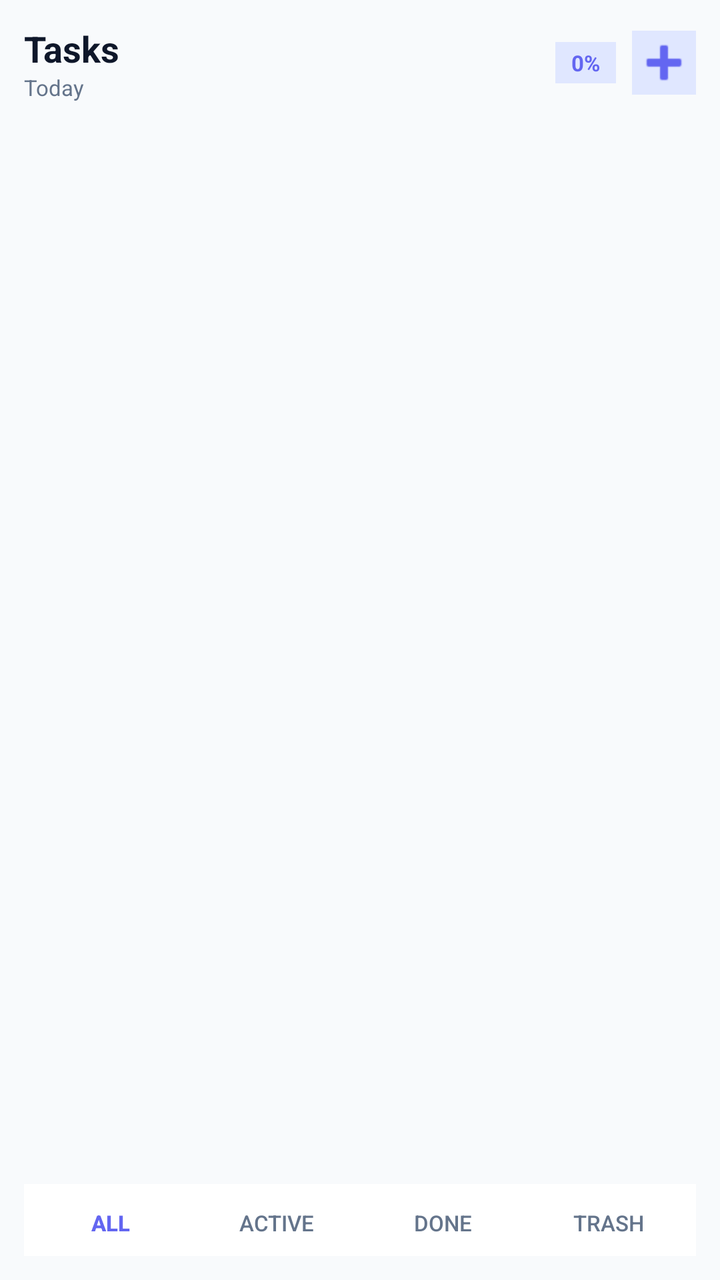
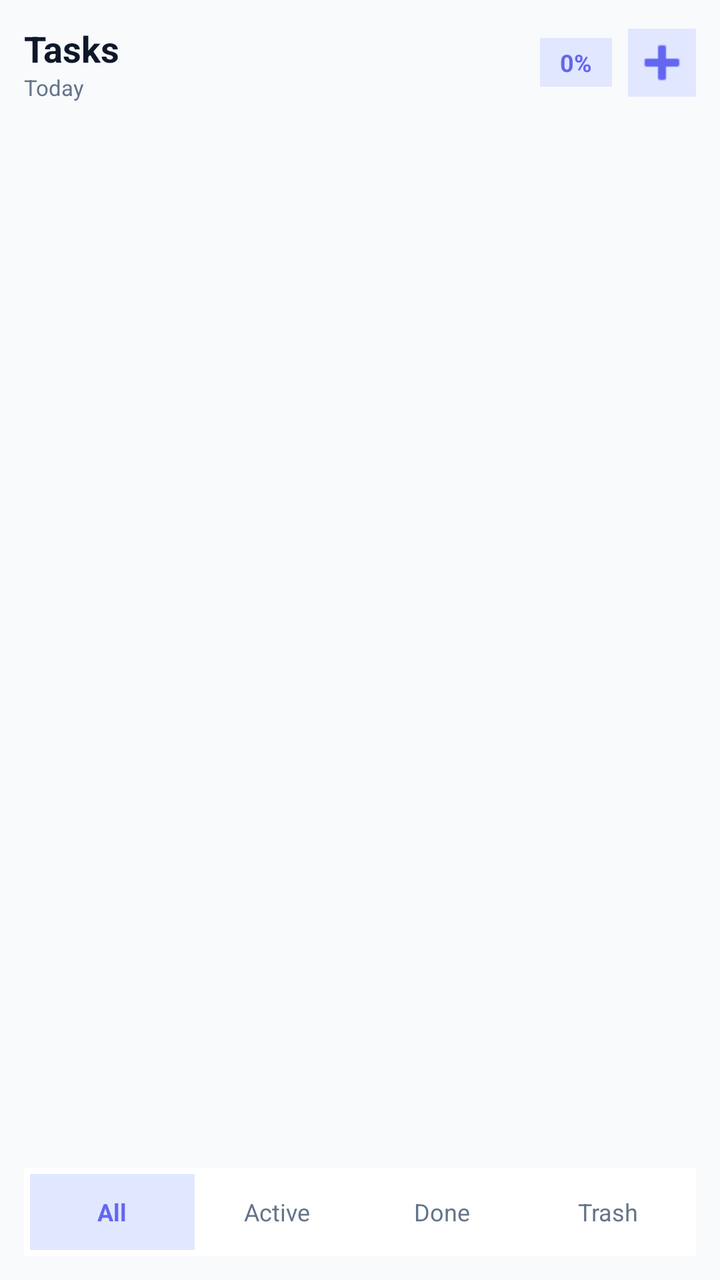

Two renders of the same Android screen: before a commit and after it. Below are the layout's source before the change and the commit's diff.
<!-- AndroidManifest.xml: application theme Theme.MaterialComponents.DayNight.NoActionBar -->
<!-- res/layout/task_widget_layout.xml -->
<?xml version="1.0" encoding="utf-8"?>
<LinearLayout xmlns:android="http://schemas.android.com/apk/res/android"
    android:layout_width="match_parent"
    android:layout_height="match_parent"
    android:orientation="vertical"
    android:padding="12dp"
    android:background="#f8fafc">

    
    <RelativeLayout
        android:layout_width="match_parent"
        android:layout_height="wrap_content"
        android:layout_marginBottom="10dp">

        <LinearLayout
            android:layout_width="wrap_content"
            android:layout_height="wrap_content"
            android:orientation="vertical">

            <TextView
                android:id="@+id/widgetHeaderTitle"
                android:layout_width="wrap_content"
                android:layout_height="wrap_content"
                android:text="Tasks"
                android:textColor="#0f172a"
                android:textSize="18sp"
                android:textStyle="bold" />

            <TextView
                android:id="@+id/widgetDateText"
                android:layout_width="wrap_content"
                android:layout_height="wrap_content"
                android:text="Today"
                android:textColor="#64748b"
                android:textSize="11sp" />
        </LinearLayout>

        
        <LinearLayout
            android:layout_width="wrap_content"
            android:layout_height="wrap_content"
            android:layout_alignParentEnd="true"
            android:layout_centerVertical="true"
            android:gravity="center_vertical"
            android:orientation="horizontal">

            
            <TextView
                android:id="@+id/widgetProgressBadge"
                android:layout_width="wrap_content"
                android:layout_height="wrap_content"
                android:background="#e0e7ff"
                android:paddingStart="8dp"
                android:paddingTop="3dp"
                android:paddingEnd="8dp"
                android:paddingBottom="3dp"
                android:text="0%"
                android:textColor="#6366f1"
                android:textSize="11sp"
                android:textStyle="bold"
                android:layout_marginEnd="8dp" />

            
            <ImageButton
                android:id="@+id/widgetAddBtn"
                android:layout_width="32dp"
                android:layout_height="32dp"
                android:background="#e0e7ff"
                android:src="@android:drawable/ic_input_add"
                android:contentDescription="Add Task"
                android:tint="#6366f1" />
        </LinearLayout>
    </RelativeLayout>

    
    <ListView
        android:id="@+id/widgetListView"
        android:layout_width="match_parent"
        android:layout_height="0dp"
        android:layout_weight="1"
        android:divider="@null"
        android:dividerHeight="0dp"
        android:nestedScrollingEnabled="true" />

    
    <TextView
        android:id="@+id/widgetEmptyView"
        android:layout_width="match_parent"
        android:layout_height="0dp"
        android:layout_weight="1"
        android:gravity="center"
        android:text="No tasks found"
        android:textColor="#94a3b8"
        android:textSize="13sp"
        android:visibility="gone" />

    
    <LinearLayout
        android:layout_width="match_parent"
        android:layout_height="36dp"
        android:layout_marginTop="8dp"
        android:orientation="horizontal"
        android:background="#ffffff"
        android:padding="2dp">

        <Button
            android:id="@+id/tabAll"
            android:layout_width="0dp"
            android:layout_height="match_parent"
            android:layout_weight="1"
            android:text="All"
            android:textColor="#6366f1"
            android:backgroundTint="#e0e7ff"
            android:textSize="11sp"
            android:textStyle="bold"
            style="?android:attr/borderlessButtonStyle" />

        <Button
            android:id="@+id/tabActive"
            android:layout_width="0dp"
            android:layout_height="match_parent"
            android:layout_weight="1"
            android:text="Active"
            android:textColor="#64748b"
            android:backgroundTint="#ffffff"
            android:textSize="11sp"
            style="?android:attr/borderlessButtonStyle" />

        <Button
            android:id="@+id/tabDone"
            android:layout_width="0dp"
            android:layout_height="match_parent"
            android:layout_weight="1"
            android:text="Done"
            android:textColor="#64748b"
            android:backgroundTint="#ffffff"
            android:textSize="11sp"
            style="?android:attr/borderlessButtonStyle" />

        <Button
            android:id="@+id/tabTrash"
            android:layout_width="0dp"
            android:layout_height="match_parent"
            android:layout_weight="1"
            android:text="Trash"
            android:textColor="#64748b"
            android:backgroundTint="#ffffff"
            android:textSize="11sp"
            style="?android:attr/borderlessButtonStyle" />
    </LinearLayout>

</LinearLayout>
<!-- resources referenced by this layout -->
<resources>

</resources>

<!-- the commit's change to res/layout/task_widget_layout.xml (unified diff, before → after) -->
@@ -50,21 +50,21 @@
                 android:layout_width="wrap_content"
                 android:layout_height="wrap_content"
                 android:background="#e0e7ff"
-                android:paddingStart="8dp"
-                android:paddingTop="3dp"
-                android:paddingEnd="8dp"
-                android:paddingBottom="3dp"
+                android:paddingStart="10dp"
+                android:paddingTop="4dp"
+                android:paddingEnd="10dp"
+                android:paddingBottom="4dp"
                 android:text="0%"
                 android:textColor="#6366f1"
-                android:textSize="11sp"
+                android:textSize="12sp"
                 android:textStyle="bold"
                 android:layout_marginEnd="8dp" />
 
             
             <ImageButton
                 android:id="@+id/widgetAddBtn"
-                android:layout_width="32dp"
-                android:layout_height="32dp"
+                android:layout_width="34dp"
+                android:layout_height="34dp"
                 android:background="#e0e7ff"
                 android:src="@android:drawable/ic_input_add"
                 android:contentDescription="Add Task"
@@ -97,56 +97,65 @@
     
     <LinearLayout
         android:layout_width="match_parent"
-        android:layout_height="36dp"
+        android:layout_height="44dp"
         android:layout_marginTop="8dp"
         android:orientation="horizontal"
         android:background="#ffffff"
-        android:padding="2dp">
+        android:padding="3dp"
+        android:gravity="center_vertical">
 
-        <Button
+        <TextView
             android:id="@+id/tabAll"
             android:layout_width="0dp"
             android:layout_height="match_parent"
             android:layout_weight="1"
+            android:gravity="center"
             android:text="All"
             android:textColor="#6366f1"
-            android:backgroundTint="#e0e7ff"
-            android:textSize="11sp"
+            android:background="#e0e7ff"
+            android:textSize="12sp"
             android:textStyle="bold"
-            style="?android:attr/borderlessButtonStyle" />
+            android:clickable="true"
+            android:focusable="true" />
 
-        <Button
+        <TextView
             android:id="@+id/tabActive"
             android:layout_width="0dp"
             android:layout_height="match_parent"
             android:layout_weight="1"
+            android:gravity="center"
             android:text="Active"
             android:textColor="#64748b"
-            android:backgroundTint="#ffffff"
-            android:textSize="11sp"
-            style="?android:attr/borderlessButtonStyle" />
+            android:background="#ffffff"
+            android:textSize="12sp"
+            android:clickable="true"
+            android:focusable="true" />
 
-        <Button
+        <TextView
             android:id="@+id/tabDone"
             android:layout_width="0dp"
             android:layout_height="match_parent"
             android:layout_weight="1"
+            android:gravity="center"
             android:text="Done"
             android:textColor="#64748b"
-            android:backgroundTint="#ffffff"
-            android:textSize="11sp"
-            style="?android:attr/borderlessButtonStyle" />
+            android:background="#ffffff"
+            android:textSize="12sp"
+            android:clickable="true"
+            android:focusable="true" />
 
-        <Button
+        <TextView
             android:id="@+id/tabTrash"
             android:layout_width="0dp"
             android:layout_height="match_parent"
             android:layout_weight="1"
+            android:gravity="center"
             android:text="Trash"
             android:textColor="#64748b"
-            android:backgroundTint="#ffffff"
-            android:textSize="11sp"
-            style="?android:attr/borderlessButtonStyle" />
+            android:background="#ffffff"
+            android:textSize="12sp"
+            android:clickable="true"
+            android:focusable="true" />
     </LinearLayout>
 
 </LinearLayout>
